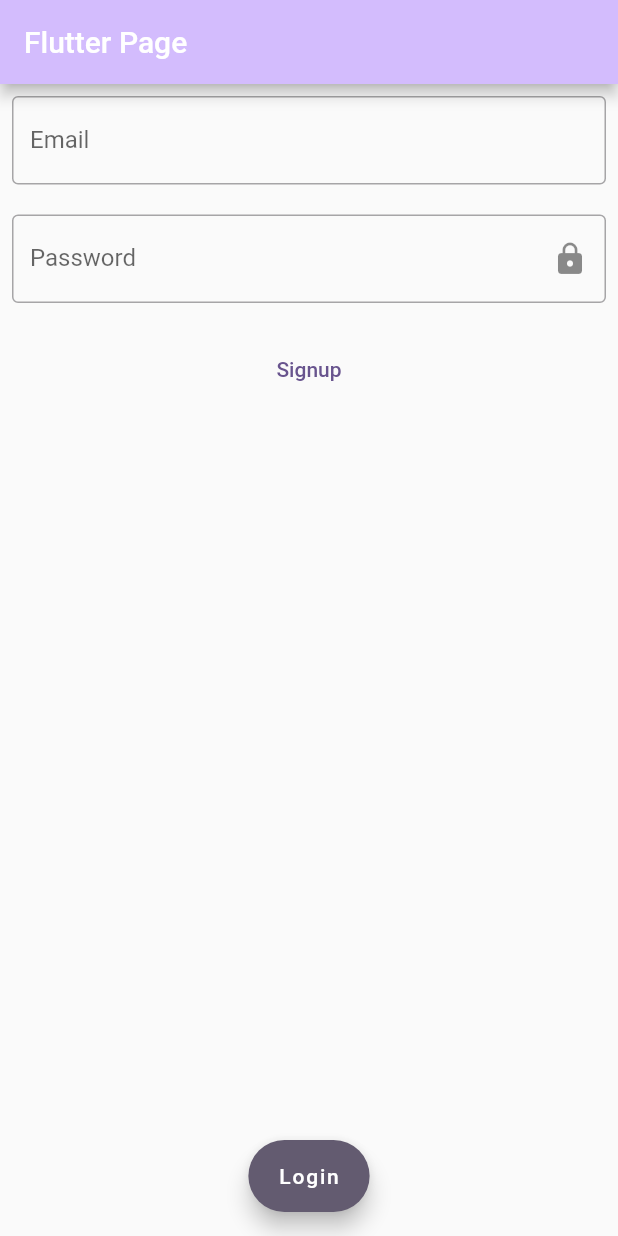
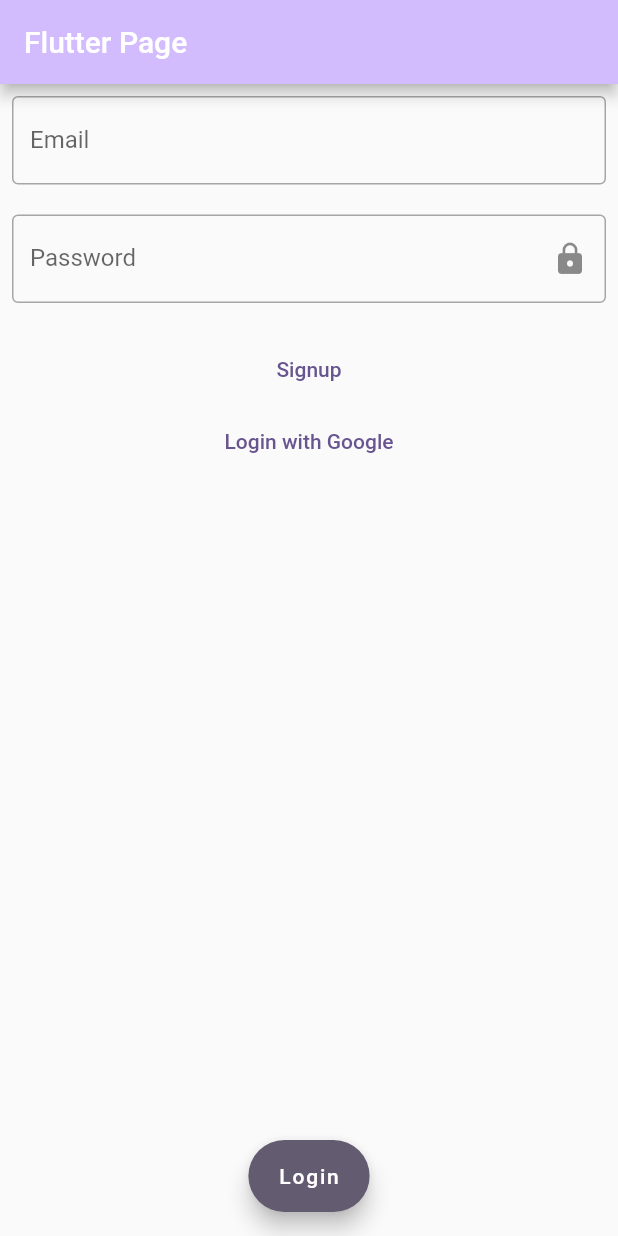
Before and after one commit to mbilal0612/AppDevProject, a Flutter app: the screen it shows after launch, on a phone screen of 412 x 824 dp. Run offline on Flutter 3.47's test engine with Material 3 defaults, Android fonts, the phone set to English and light mode, and no system bars; our stand-ins replace firebase_auth, firebase_core, google_sign_in; accounts and stored records are empty.

Commit message:
Added firebase + google login works

```diff
--- a/lib/addToClassroom.dart
+++ b/lib/Screens/add_to_classroom.dart
@@ -1,5 +1,5 @@
 import 'package:flutter/material.dart';
-import 'package:project/home.dart';
+import 'package:project/Screens/home.dart';
 
 class Addtoclassroom extends StatefulWidget {
   Addtoclassroom({Key? key}) : super(key: key);
--- a/lib/enrollchild.dart
+++ b/lib/Screens/enroll_child.dart
@@ -1,6 +1,5 @@
 import 'package:flutter/material.dart';
-import 'package:project/addToClassroom.dart';
-import 'package:project/main.dart';
+import 'package:project/Screens/add_to_classroom.dart';
 
 class EnrollChild extends StatelessWidget {
   const EnrollChild({Key? key, required this.title}) : super(key: key);
--- a/lib/home.dart
+++ b/lib/Screens/home.dart
@@ -1,6 +1,6 @@
 import 'package:flutter/material.dart';
-import 'package:project/enrollchild.dart';
-import 'package:project/main.dart';
+import 'package:project/Screens/enroll_child.dart';
+import 'package:project/Screens/login.dart';
 
 class HomePage extends StatelessWidget {
   const HomePage({Key? key, required this.title}) : super(key: key);
--- /dev/null
+++ b/lib/Screens/login.dart
@@ -0,0 +1,98 @@
+import "package:firebase_auth/firebase_auth.dart";
+import "package:flutter/material.dart";
+import "package:project/Screens/home.dart";
+import "package:project/Screens/signup.dart";
+import "package:project/service/auth_service.dart";
+
+
+
+class LoginPage extends StatefulWidget {
+  const LoginPage({super.key, required this.title});
+
+  final String title;
+
+  @override
+  State<LoginPage> createState() => _LoginPageState();
+}
+
+class _LoginPageState extends State<LoginPage> {
+
+  final AuthService _authService = AuthService();
+
+  @override
+  Widget build(BuildContext context) {
+    return Scaffold(
+      appBar: AppBar(
+        backgroundColor: Theme.of(context).colorScheme.inversePrimary,
+        title: Text(widget.title),
+      ),
+      body: SafeArea(
+        child: SingleChildScrollView(
+          child: Center(
+            child: Padding(
+              padding: const EdgeInsets.all(8),
+              child: Column(
+                mainAxisAlignment: MainAxisAlignment.start,
+                children: <Widget>[
+                  const TextField(
+                    obscureText: false,
+                    decoration: InputDecoration(
+                        border: OutlineInputBorder(), labelText: "Email"),
+                  ),
+                  const SizedBox(
+                    width: 100,
+                    height: 20,
+                  ),
+                  const TextField(
+                    obscureText: true,
+                    decoration: InputDecoration(
+                        border: OutlineInputBorder(),
+                        labelText: "Password",
+                        suffixIcon: Icon(Icons.lock)),
+                  ),
+                  const SizedBox(
+                    width: 100,
+                    height: 20,
+                  ),
+                  TextButton(
+                      onPressed: () {
+                        Navigator.pop(context);
+                        Navigator.push(context,
+                            MaterialPageRoute(builder: (context) {
+                          return const SignupPage(title: "Signup");
+                        }));
+                      },
+                      child: const Text("Signup")),
+
+                      TextButton(
+                      onPressed: () async {
+                        print("Attempting login");
+                        //login with google
+                        User? user = await _authService.signInWithGoogle();
+                        if( user != null) {
+                          Navigator.pushAndRemoveUntil(context, MaterialPageRoute(builder: (context){
+                            return const HomePage(title: "Homepage");
+                          }), (route)=> false);
+                        }else{
+                          print("There was an error");
+                        }
+                      },
+                      child: const Text("Login with Google"))
+                ],
+              ),
+            ),
+          ),
+        ),
+      ),
+      floatingActionButton: FloatingActionButton.extended(
+          onPressed: () {
+            Navigator.pop(context);
+            Navigator.push(context, MaterialPageRoute(builder: (context) {
+              return const HomePage(title: "Homepage");
+            }));
+          },
+          label: const Text("Login")),
+      floatingActionButtonLocation: FloatingActionButtonLocation.centerFloat,
+    );
+  }
+}
--- a/lib/signup.dart
+++ b/lib/Screens/signup.dart
@@ -1,5 +1,5 @@
 import 'package:flutter/material.dart';
-import 'package:project/main.dart';
+import 'package:project/Screens/login.dart';
 
 class SignupPage extends StatelessWidget {
   const SignupPage({Key? key, required this.title}) : super(key: key);
--- a/lib/main.dart
+++ b/lib/main.dart
@@ -1,8 +1,10 @@
 import 'package:flutter/material.dart';
-import 'package:project/home.dart';
-import 'package:project/signup.dart';
+import 'package:project/Screens/login.dart';
+import 'package:firebase_core/firebase_core.dart';
 
-void main() {
+void main() async {
+  WidgetsFlutterBinding.ensureInitialized();
+  await Firebase.initializeApp();
   runApp(const MyApp());
 }
 
@@ -22,76 +24,3 @@ class MyApp extends StatelessWidget {
     );
   }
 }
-
-class LoginPage extends StatefulWidget {
-  const LoginPage({super.key, required this.title});
-
-  final String title;
-
-  @override
-  State<LoginPage> createState() => _LoginPageState();
-}
-
-class _LoginPageState extends State<LoginPage> {
-  @override
-  Widget build(BuildContext context) {
-    return Scaffold(
-      appBar: AppBar(
-        backgroundColor: Theme.of(context).colorScheme.inversePrimary,
-        title: Text(widget.title),
-      ),
-      body: SafeArea(
-        child: SingleChildScrollView(
-          child: Center(
-            child: Padding(
-              padding: const EdgeInsets.all(8),
-              child: Column(
-                mainAxisAlignment: MainAxisAlignment.start,
-                children: <Widget>[
-                  const TextField(
-                    obscureText: false,
-                    decoration: InputDecoration(
-                        border: OutlineInputBorder(), labelText: "Email"),
-                  ),
-                  const SizedBox(
-                    width: 100,
-                    height: 20,
-                  ),
-                  const TextField(
-                    obscureText: true,
-                    decoration: InputDecoration(
-                        border: OutlineInputBorder(),
-                        labelText: "Password",
-                        suffixIcon: Icon(Icons.lock)),
-                  ),
-                  const SizedBox(
-                    width: 100,
-                    height: 20,
-                  ),
-                  TextButton(
-                      onPressed: () {
-                        Navigator.pop(context);
-                        Navigator.push(context,
-                            MaterialPageRoute(builder: (context) {
-                          return const SignupPage(title: "Signup");
-                        }));
-                      },
-                      child: const Text("Signup"))
-                ],
-              ),
-            ),
-          ),
-        ),
-      ),
-      floatingActionButton: FloatingActionButton.extended(
-          onPressed: () {
-            Navigator.pop(context);
-            Navigator.push(context, MaterialPageRoute(builder: (context) {
-              return const HomePage(title: "Homepage");
-            }));
-          },
-          label: const Text("Login")),
-      floatingActionButtonLocation: FloatingActionButtonLocation.centerFloat,
-    );
-  }
-}
--- a/pubspec.yaml
+++ b/pubspec.yaml
@@ -35,6 +35,9 @@ dependencies:
   # The following adds the Cupertino Icons font to your application.
   # Use with the CupertinoIcons class for iOS style icons.
   cupertino_icons: ^1.0.2
+  firebase_core: ^2.31.0
+  firebase_auth: ^4.19.5
+  google_sign_in: ^6.2.1
 
 dev_dependencies:
   flutter_test:
```
Also changed, not shown: lib/Screens/child_classroom_history.dart (added, +25 -0 lines), lib/service/auth_service.dart (added, +28 -0 lines), firebase.json (added), lib/firebase_options.dart (added), pubspec.lock, 6 other files.
